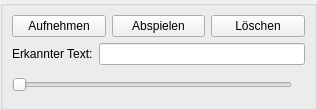
Above: ui/recwidget.ui from KDE/simon before the change. Below: the same form after it.
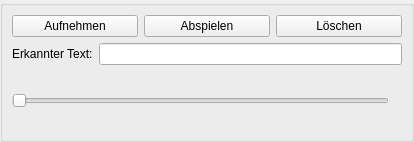
That is the form after the change. Icons and pictures are not drawn.

What changed in the file:
```diff
--- a/ui/recwidget.ui
+++ b/ui/recwidget.ui
@@ -5,8 +5,8 @@
    <rect>
     <x>0</x>
     <y>0</y>
-    <width>317</width>
-    <height>110</height>
+    <width>414</width>
+    <height>142</height>
    </rect>
   </property>
   <property name="windowTitle" >
```
Left out of the diff: 7 changed lines with no effect on the pictures.
